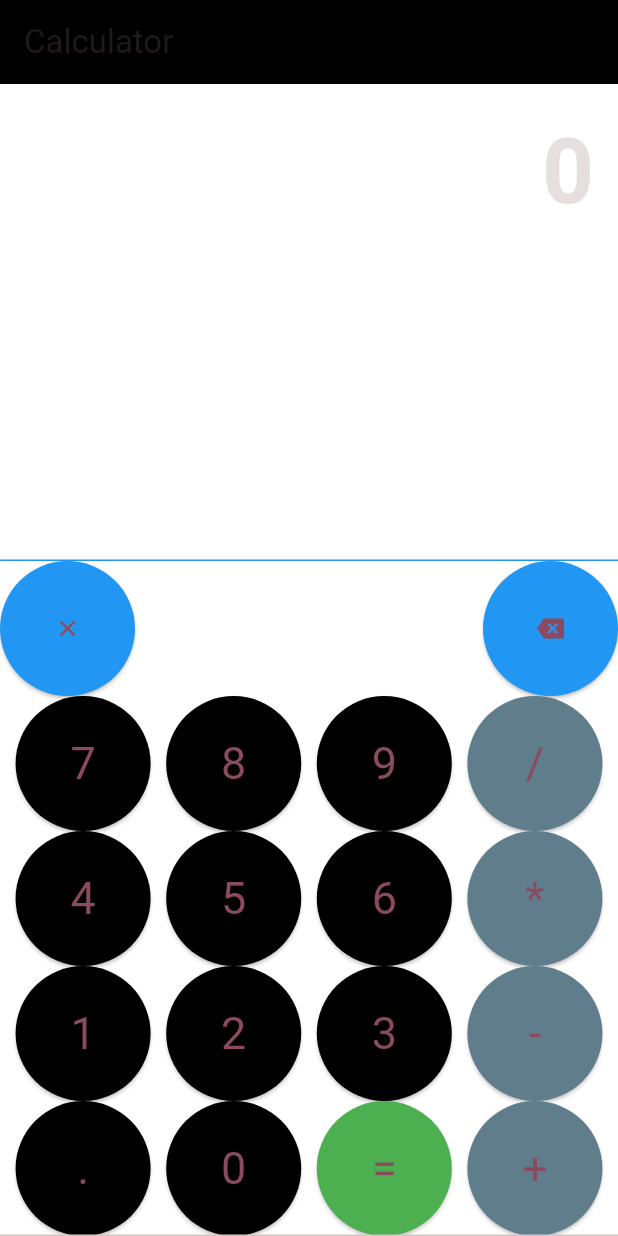
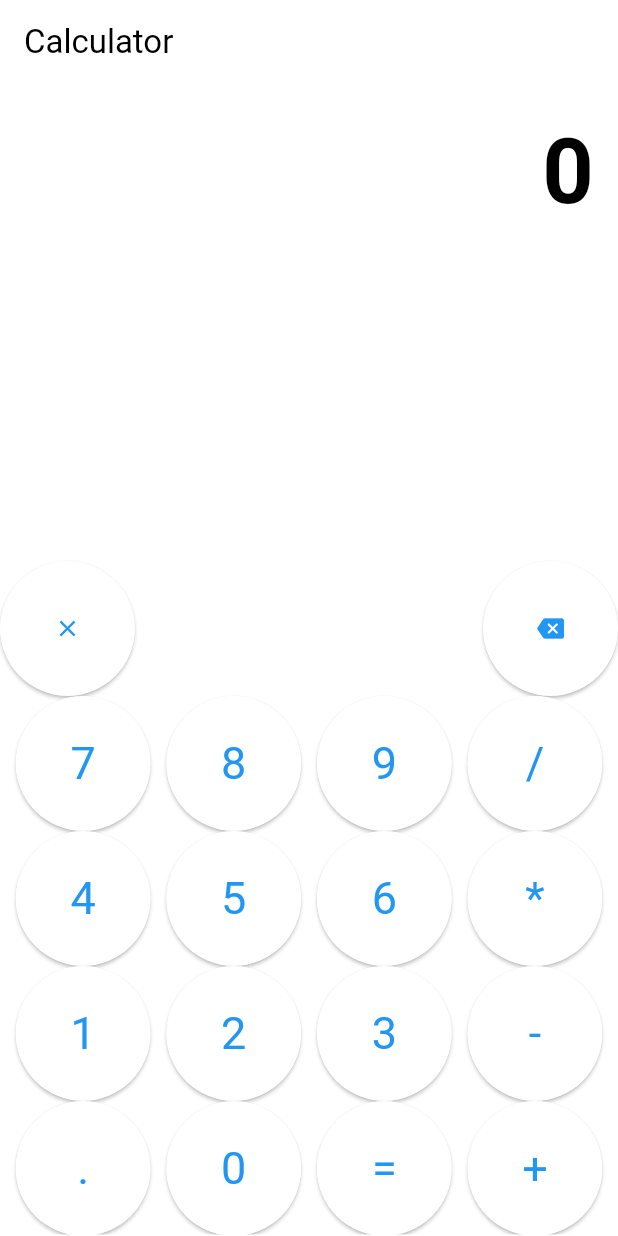
Before and after one commit to ChromaBeast/Flutter-Calculator-Dynamic, a Flutter app: the screen it shows after launch, on a phone screen of 412 x 824 dp. Run offline on Flutter 3.47's test engine with Material 2 defaults, Android fonts, the phone set to English and light mode, and no system bars; drawn by our look-alikes of dynamic_color.

Commit message:
material design
trying material design

```diff
--- a/lib/main.dart
+++ b/lib/main.dart
@@ -1,20 +1,36 @@
+import 'package:dynamic_color/dynamic_color.dart';
 import 'package:flutter/material.dart';
 
 void main() {
-  runApp(CalculatorApp());
+  runApp(const MyApp());
 }
 
-class CalculatorApp extends StatelessWidget {
+class MyApp extends StatelessWidget {
+  const MyApp({Key? key}) : super(key: key);
+
+  static final _defaultLightColorScheme =
+  ColorScheme.fromSwatch(primarySwatch: Colors.blue);
+
+  static final _defaultDarkColorScheme = ColorScheme.fromSwatch(
+      primarySwatch: Colors.blue, brightness: Brightness.dark);
+
   @override
   Widget build(BuildContext context) {
-    return MaterialApp(
-      debugShowCheckedModeBanner: false,
-      home: CalculatorScreen(),
-      theme: ThemeData(
-        useMaterial3: true,
-        colorSchemeSeed: Colors.transparent
-      ),
-    );
+    return DynamicColorBuilder(builder: (lightColorScheme, darkColorScheme) {
+      return MaterialApp(
+        title: 'Dynamic Color',
+        theme: ThemeData(
+          colorScheme: lightColorScheme ?? _defaultLightColorScheme,
+          useMaterial3: true,
+        ),
+        darkTheme: ThemeData(
+          colorScheme: darkColorScheme ?? _defaultDarkColorScheme,
+          useMaterial3: true,
+        ),
+        themeMode: ThemeMode.light,
+        home: CalculatorScreen(),
+      );
+    });
   }
 }
 
@@ -117,10 +133,9 @@ class _CalculatorScreenState extends State<CalculatorScreen> {
   @override
   Widget build(BuildContext context) {
     return Scaffold(
-      backgroundColor: Colors.white24,
       appBar: AppBar(
         title: const Text('Calculator'),
-        backgroundColor: Colors.black,
+
       ),
       body: Column(
         children: [
@@ -132,12 +147,11 @@ class _CalculatorScreenState extends State<CalculatorScreen> {
                   style: const TextStyle(
                       fontSize: 60.0,
                       fontWeight: FontWeight.bold,
-                      color: Color.fromARGB(255, 230, 223, 223))),
+                     )),
             ),
           ),
           const Divider(
             height: 0,
-            color: Colors.blue,
           ),
           Row(
             mainAxisAlignment: MainAxisAlignment.spaceBetween,
@@ -193,7 +207,6 @@ class _CalculatorScreenState extends State<CalculatorScreen> {
       onPressed: () => _onNumberPressed(value),
       style: ElevatedButton.styleFrom(
         textStyle: const TextStyle(fontSize: 30),
-        backgroundColor: Colors.black,
         shape: const CircleBorder(),
         minimumSize: const Size.fromRadius(45),
       ),
@@ -206,7 +219,6 @@ class _CalculatorScreenState extends State<CalculatorScreen> {
       onPressed: () => _onOperatorPressed(value),
       style: ElevatedButton.styleFrom(
           textStyle: const TextStyle(fontSize: 30),
-          backgroundColor: Colors.blueGrey,
           shape: const CircleBorder(),
           minimumSize: const Size.fromRadius(45)),
       child: Text(value),
@@ -218,7 +230,6 @@ class _CalculatorScreenState extends State<CalculatorScreen> {
       onPressed: _onEqualsPressed,
       style: ElevatedButton.styleFrom(
           textStyle: const TextStyle(fontSize: 30),
-          backgroundColor: Colors.green,
           minimumSize: const Size.fromRadius(45),
           shape: const CircleBorder()),
       child: const Text('='),
@@ -230,7 +241,6 @@ class _CalculatorScreenState extends State<CalculatorScreen> {
       onPressed: _onClearPressed,
       style: ElevatedButton.styleFrom(
           textStyle: const TextStyle(fontSize: 30),
-          backgroundColor: Colors.blue,
           shape: const CircleBorder(),
           minimumSize: const Size.fromRadius(45)),
       child: const Icon(Icons.clear),
@@ -242,7 +252,6 @@ class _CalculatorScreenState extends State<CalculatorScreen> {
       onPressed: _onBackspacePressed,
       style: ElevatedButton.styleFrom(
           textStyle: const TextStyle(fontSize: 30),
-          backgroundColor: Colors.blue,
           shape: const CircleBorder(),
           minimumSize: const Size.fromRadius(45)),
       child: const Icon(Icons.backspace_rounded),
--- /dev/null
+++ b/lib/theme.dart
@@ -0,0 +1,69 @@
+import 'package:flutter/material.dart';
+
+const lightColorScheme = ColorScheme(
+  brightness: Brightness.light,
+  primary: Color(0xFF6750A4),
+  onPrimary: Color(0xFFFFFFFF),
+  primaryContainer: Color(0xFFEADDFF),
+  onPrimaryContainer: Color(0xFF21005D),
+  secondary: Color(0xFF625B71),
+  onSecondary: Color(0xFFFFFFFF),
+  secondaryContainer: Color(0xFFE8DEF8),
+  onSecondaryContainer: Color(0xFF1D192B),
+  tertiary: Color(0xFF7D5260),
+  onTertiary: Color(0xFFFFFFFF),
+  tertiaryContainer: Color(0xFFFFD8E4),
+  onTertiaryContainer: Color(0xFF31111D),
+  error: Color(0xFFB3261E),
+  onError: Color(0xFFFFFFFF),
+  errorContainer: Color(0xFFF9DEDC),
+  onErrorContainer: Color(0xFF410E0B),
+  outline: Color(0xFF79747E),
+  background: Color(0xFFFFFBFE),
+  onBackground: Color(0xFF1C1B1F),
+  surface: Color(0xFFFFFBFE),
+  onSurface: Color(0xFF1C1B1F),
+  surfaceVariant: Color(0xFFE7E0EC),
+  onSurfaceVariant: Color(0xFF49454F),
+  inverseSurface: Color(0xFF313033),
+  onInverseSurface: Color(0xFFF4EFF4),
+  inversePrimary: Color(0xFFD0BCFF),
+  shadow: Color(0xFF000000),
+  surfaceTint: Color(0xFF6750A4),
+  outlineVariant: Color(0xFFCAC4D0),
+  scrim: Color(0xFF000000),
+);
+
+const darkColorScheme = ColorScheme(
+  brightness: Brightness.dark,
+  primary: Color(0xFFD0BCFF),
+  onPrimary: Color(0xFF381E72),
+  primaryContainer: Color(0xFF4F378B),
+  onPrimaryContainer: Color(0xFFEADDFF),
+  secondary: Color(0xFFCCC2DC),
+  onSecondary: Color(0xFF332D41),
+  secondaryContainer: Color(0xFF4A4458),
+  onSecondaryContainer: Color(0xFFE8DEF8),
+  tertiary: Color(0xFFEFB8C8),
+  onTertiary: Color(0xFF492532),
+  tertiaryContainer: Color(0xFF633B48),
+  onTertiaryContainer: Color(0xFFFFD8E4),
+  error: Color(0xFFF2B8B5),
+  onError: Color(0xFF601410),
+  errorContainer: Color(0xFF8C1D18),
+  onErrorContainer: Color(0xFFF9DEDC),
+  outline: Color(0xFF938F99),
+  background: Color(0xFF1C1B1F),
+  onBackground: Color(0xFFE6E1E5),
+  surface: Color(0xFF1C1B1F),
+  onSurface: Color(0xFFE6E1E5),
+  surfaceVariant: Color(0xFF49454F),
+  onSurfaceVariant: Color(0xFFCAC4D0),
+  inverseSurface: Color(0xFFE6E1E5),
+  onInverseSurface: Color(0xFF313033),
+  inversePrimary: Color(0xFF6750A4),
+  shadow: Color(0xFF000000),
+  surfaceTint: Color(0xFFD0BCFF),
+  outlineVariant: Color(0xFF49454F),
+  scrim: Color(0xFF000000),
+);
--- a/pubspec.yaml
+++ b/pubspec.yaml
@@ -30,6 +30,7 @@ environment:
 dependencies:
   flutter:
     sdk: flutter
+  dynamic_color: ^1.4.0
 
 
   # The following adds the Cupertino Icons font to your application.
```
Also changed, not shown: pubspec.lock, 5 other files.
